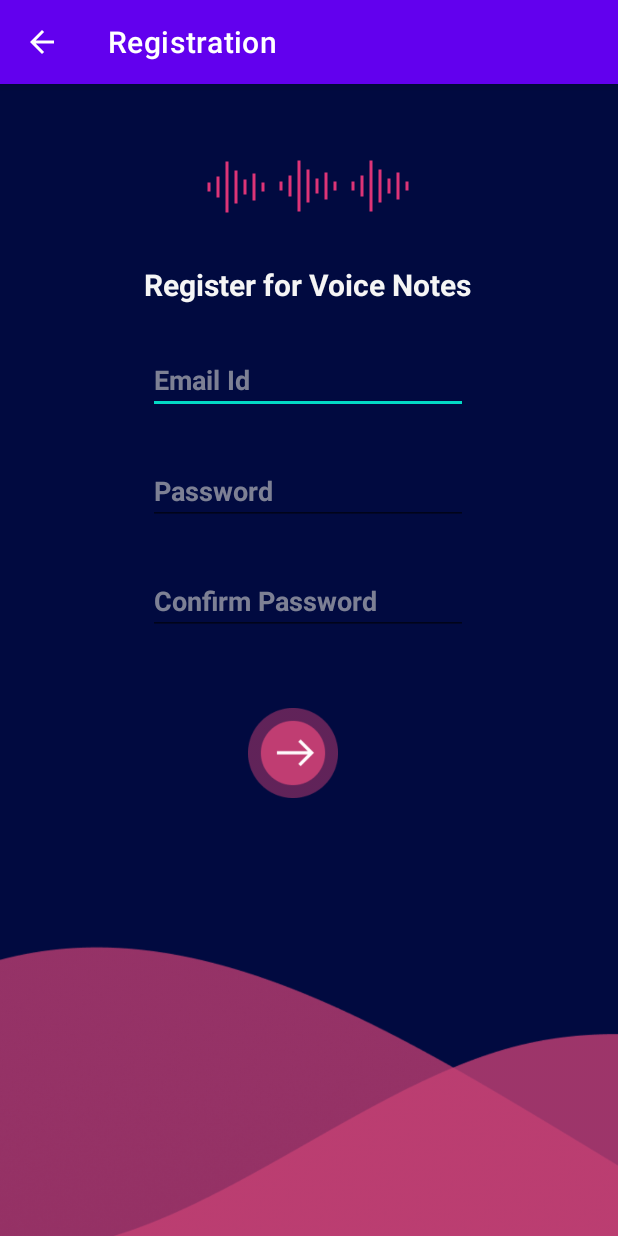
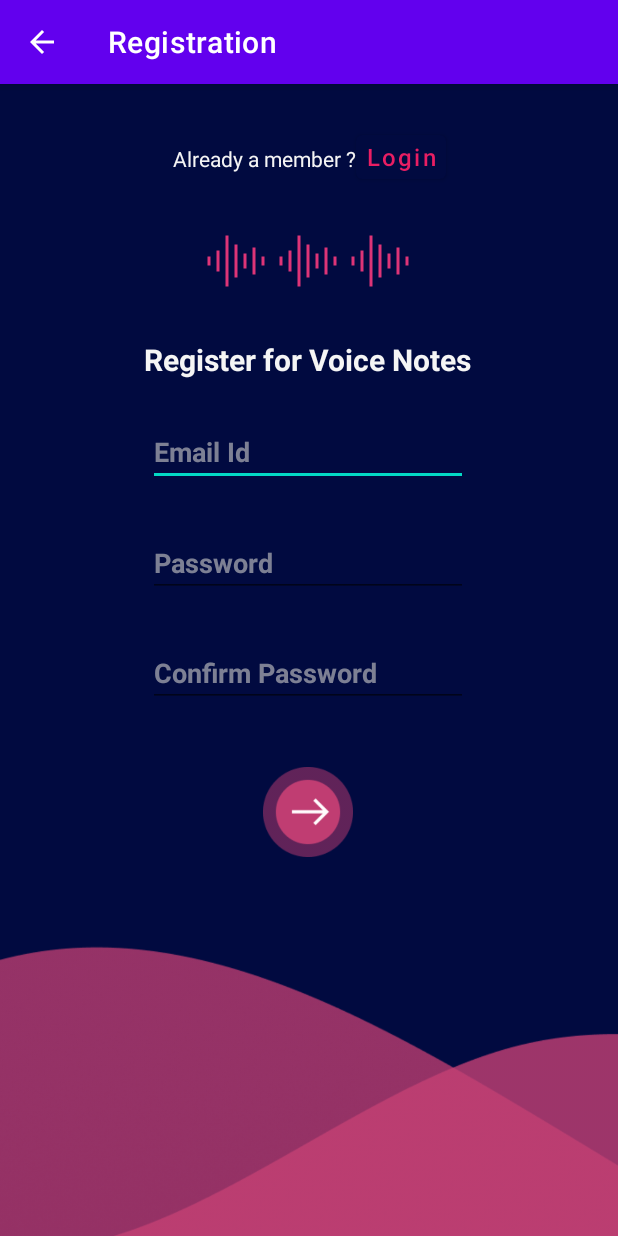
Before and after one commit to vidushi014/YVS_Android1, an Android app: the RegistrationActivity screen opened directly, with no data from a screen before it, on a phone screen of 412 x 824 dp. Run offline under Robolectric (Android 15) with nearby library versions, the phone set to English and light mode, and no system bars; our stand-ins replace Firebase (no records; nobody signed in at launch, a user with empty details on screens opened directly).

Commit message:
registration connected to login
already a member? login

```diff
--- a/app/src/main/java/com/example/voice_notes/RegistrationActivity.java
+++ b/app/src/main/java/com/example/voice_notes/RegistrationActivity.java
@@ -7,6 +7,7 @@ import android.annotation.SuppressLint;
 import android.content.Intent;
 import android.os.Bundle;
 import android.text.TextUtils;
+import android.view.View;
 import android.widget.EditText;
 import android.widget.ImageButton;
 import android.widget.Toast;
@@ -84,4 +85,11 @@ public class RegistrationActivity extends AppCompatActivity {
         }
 
     }
+
+    public void linkToLogin(View v) {
+        Toast.makeText(this, "Clicked", Toast.LENGTH_SHORT).show();
+        Intent intent = new Intent(this, MainActivity.class);
+        startActivity(intent);
+
+    }
 }
--- a/app/src/main/res/layout/activity_main.xml
+++ b/app/src/main/res/layout/activity_main.xml
@@ -36,10 +36,10 @@
         app:iconPadding="0dp"
         app:layout_constraintBottom_toBottomOf="parent"
         app:layout_constraintEnd_toEndOf="parent"
-        app:layout_constraintHorizontal_bias="0.719"
+        app:layout_constraintHorizontal_bias="0.746"
         app:layout_constraintStart_toStartOf="parent"
         app:layout_constraintTop_toTopOf="parent"
-        app:layout_constraintVertical_bias="0.057" />
+        app:layout_constraintVertical_bias="0.056" />
 
     <ImageView
         android:id="@+id/imageView"
--- a/app/src/main/res/layout/activity_registration.xml
+++ b/app/src/main/res/layout/activity_registration.xml
@@ -7,6 +7,41 @@
     android:background="#010A40"
     tools:context=".RegistrationActivity">
 
+
+    <TextView
+        android:id="@+id/textView11"
+        android:layout_width="wrap_content"
+        android:layout_height="wrap_content"
+        android:text="Already a member ?"
+        android:textColor="#F5F5F5"
+        app:layout_constraintBottom_toBottomOf="parent"
+        app:layout_constraintEnd_toEndOf="parent"
+        app:layout_constraintHorizontal_bias="0.398"
+        app:layout_constraintStart_toStartOf="parent"
+        app:layout_constraintTop_toTopOf="parent"
+        app:layout_constraintVertical_bias="0.053" />
+
+    <Button
+        android:id="@+id/Button2"
+        android:layout_width="60sp"
+        android:layout_height="41dp"
+        android:background="@null"
+        android:onClick="linkToLogin"
+        android:padding="0sp"
+        android:text="Login"
+        android:textAllCaps="false"
+        android:textColor="#E91E63"
+        android:textColorLink="#E91E63"
+        android:textSize="16sp"
+        app:backgroundTint="#010A40"
+        app:iconPadding="0dp"
+        app:layout_constraintBottom_toTopOf="@+id/imageView7"
+        app:layout_constraintEnd_toEndOf="parent"
+        app:layout_constraintHorizontal_bias="0.0"
+        app:layout_constraintStart_toEndOf="@+id/textView11"
+        app:layout_constraintTop_toTopOf="parent"
+        app:layout_constraintVertical_bias="0.53" />
+
     <ImageView
         android:id="@+id/imageView5"
         android:layout_width="wrap_content"
@@ -14,7 +49,7 @@
         app:layout_constraintBottom_toBottomOf="parent"
         app:layout_constraintEnd_toStartOf="@+id/imageView6"
         app:layout_constraintTop_toTopOf="parent"
-        app:layout_constraintVertical_bias="0.062"
+        app:layout_constraintVertical_bias="0.131"
         app:srcCompat="@drawable/sounds" />
 
     <ImageView
@@ -26,7 +61,7 @@
         app:layout_constraintHorizontal_bias="0.498"
         app:layout_constraintStart_toStartOf="parent"
         app:layout_constraintTop_toTopOf="parent"
-        app:layout_constraintVertical_bias="0.061"
+        app:layout_constraintVertical_bias="0.131"
         app:srcCompat="@drawable/sounds" />
 
     <ImageView
@@ -38,7 +73,7 @@
         app:layout_constraintHorizontal_bias="0.0"
         app:layout_constraintStart_toEndOf="@+id/imageView6"
         app:layout_constraintTop_toTopOf="parent"
-        app:layout_constraintVertical_bias="0.061"
+        app:layout_constraintVertical_bias="0.131"
         app:srcCompat="@drawable/sounds" />
 
     <TextView
@@ -132,10 +167,10 @@
         android:scaleType="fitCenter"
         app:layout_constraintBottom_toBottomOf="@+id/imageView9"
         app:layout_constraintEnd_toEndOf="parent"
-        app:layout_constraintHorizontal_bias="0.469"
+        app:layout_constraintHorizontal_bias="0.498"
         app:layout_constraintStart_toStartOf="parent"
-        app:layout_constraintTop_toTopOf="parent"
-        app:layout_constraintVertical_bias="0.588"
+        app:layout_constraintTop_toBottomOf="@+id/editTextTextPassword3"
+        app:layout_constraintVertical_bias="0.136"
         app:srcCompat="@drawable/button" />
 
 </androidx.constraintlayout.widget.ConstraintLayout>
```
